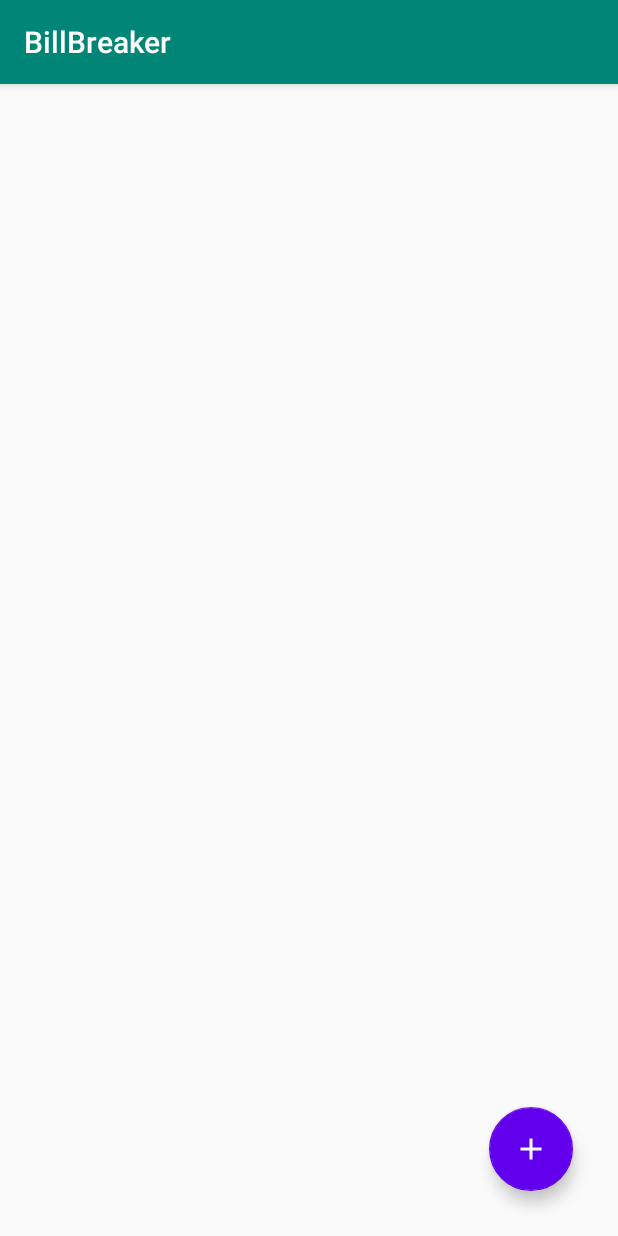
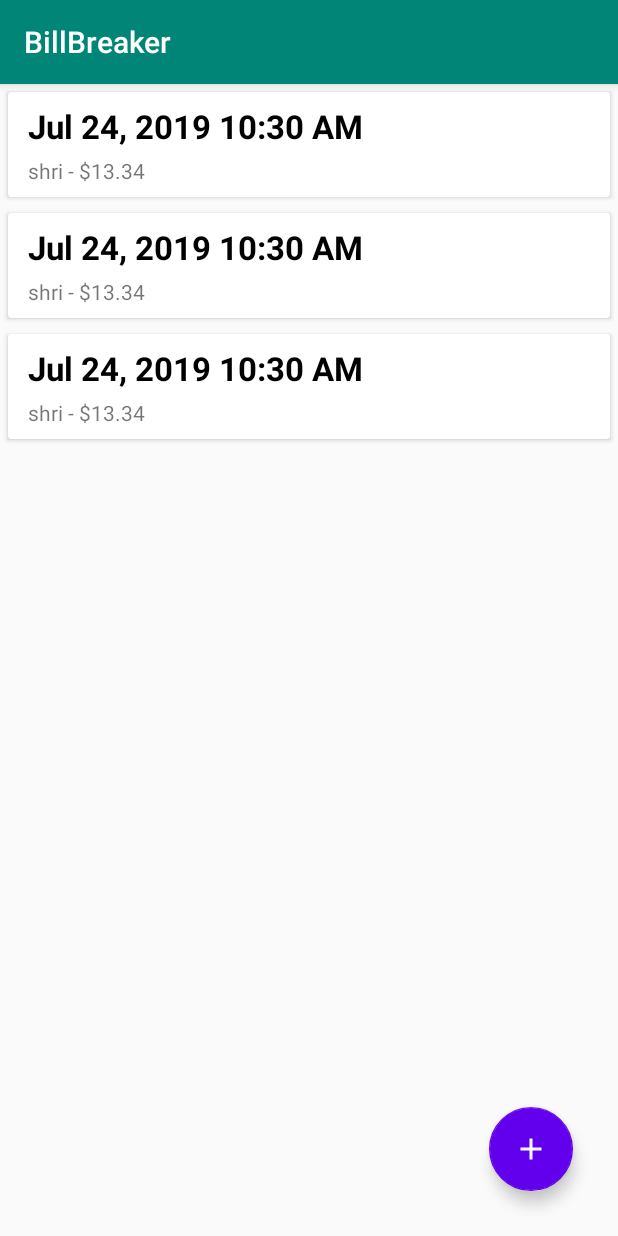
Before and after one commit to AmritHariharan/BillBreaker, an Android app: the screen it shows after launch (MainActivity), on a phone screen of 412 x 824 dp. Run offline under Robolectric (Android 15) with nearby library versions, the phone set to English and light mode, and no system bars; libraries missing offline, so code that uses them is left out: com.theartofdev.edmodo.

Commit message:
able to trigger event on item click

```diff
--- a/app/src/main/AndroidManifest.xml
+++ b/app/src/main/AndroidManifest.xml
@@ -13,10 +13,9 @@
         android:roundIcon="@mipmap/ic_launcher_round"
         android:supportsRtl="true"
         android:theme="@style/AppTheme">
-
-        <activity android:name="com.theartofdev.edmodo.cropper.CropImageActivity"
-            android:theme="@style/Base.Theme.AppCompat"/>
-
+        <activity
+            android:name="com.theartofdev.edmodo.cropper.CropImageActivity"
+            android:theme="@style/Base.Theme.AppCompat" />
         <activity android:name=".MainActivity">
             <intent-filter>
                 <action android:name="android.intent.action.MAIN" />
@@ -26,13 +25,13 @@
         </activity>
 
         <provider
+            android:name="androidx.core.content.FileProvider"
             android:authorities="com.billbreaker.MainActivity"
-            android:name="androidx.core.content.FileProvider"
             android:exported="false"
             android:grantUriPermissions="true">
-        <meta-data
-            android:name="android.support.FILE_PROVIDER_PATHS"
-            android:resource="@xml/file_paths"/>
+            <meta-data
+                android:name="android.support.FILE_PROVIDER_PATHS"
+                android:resource="@xml/file_paths" />
         </provider>
     </application>
 
--- a/app/src/main/java/com/billbreaker/MainActivity.java
+++ b/app/src/main/java/com/billbreaker/MainActivity.java
@@ -1,7 +1,10 @@
 package com.billbreaker;
 
+import androidx.annotation.NonNull;
 import androidx.appcompat.app.AppCompatActivity;
 import androidx.core.content.FileProvider;
+import androidx.recyclerview.widget.LinearLayoutManager;
+import androidx.recyclerview.widget.RecyclerView;
 
 import android.Manifest;
 import android.content.Intent;
@@ -10,8 +13,10 @@ import android.net.Uri;
 import android.os.Build;
 import android.os.Bundle;
 import android.os.Environment;
+import android.os.Parcelable;
 import android.provider.MediaStore;
 import android.util.Log;
+import android.view.MotionEvent;
 import android.view.View;
 
 import com.google.android.material.floatingactionbutton.FloatingActionButton;
@@ -21,17 +26,21 @@ import com.theartofdev.edmodo.cropper.CropImageView;
 import java.io.File;
 import java.io.IOException;
 import java.text.SimpleDateFormat;
+import java.util.Arrays;
+import java.util.Calendar;
 import java.util.Date;
 import java.util.List;
+import java.util.TimeZone;
 
 import static android.os.Environment.getExternalStoragePublicDirectory;
 
-public class MainActivity extends AppCompatActivity {
+public class MainActivity extends AppCompatActivity implements ReceiptsAdapter.OnReceiptClickedListener {
 
     String filePath;
     Uri originalPhotoUri;
     ReceiptDatabase receiptDatabase;
     List<Receipt> receipts;
+    private RecyclerView recyclerView;
 
     @Override
     protected void onCreate(Bundle savedInstanceState) {
@@ -45,11 +54,15 @@ public class MainActivity extends AppCompatActivity {
                     Manifest.permission.READ_EXTERNAL_STORAGE}, 2);
         }
 
-        FloatingActionButton newPhoto = findViewById(R.id.new_photo);
-
         receiptDatabase = new ReceiptDatabase(MainActivity.this);
 
+        recyclerView = findViewById(R.id.recyclerView);
+        recyclerView.setHasFixedSize(true);
+        recyclerView.setLayoutManager(new LinearLayoutManager(this));
+
         populateReceipts();
+
+        FloatingActionButton newPhoto = findViewById(R.id.new_photo);
 
         newPhoto.setOnClickListener(new View.OnClickListener() {
             @Override
@@ -57,10 +70,36 @@ public class MainActivity extends AppCompatActivity {
                 dispatchTakePhoto();
             }
         });
+
+        recyclerView.addOnItemTouchListener(new RecyclerView.SimpleOnItemTouchListener() {
+            @Override
+            public void onTouchEvent(@NonNull RecyclerView rv, @NonNull MotionEvent e) {
+                System.out.println("here i am!!!");
+            }
+        });
+
+        recyclerView.setOnClickListener(new View.OnClickListener() {
+
+            @Override
+            public void onClick(View view) {
+                // TODO go to overview activity
+            }
+        });
     }
 
     private void populateReceipts() {
         // receipts = receiptDatabase.getAllReceipts(); TODO uncomment this when ada updates receipt database
+        PersonalReceiptItem shri = new PersonalReceiptItem("shri", 13.34);
+        PersonalReceiptItem ada = new PersonalReceiptItem("ada", 14.57);
+        PersonalReceiptItem amrit = new PersonalReceiptItem("amrit", 9.83);
+        PersonalReceiptItem anna = new PersonalReceiptItem("anna", 11.95);
+        List<PersonalReceiptItem> items = Arrays.asList(shri, ada, amrit, anna);
+        Receipt receipt = new Receipt(items, Calendar.getInstance(TimeZone.getTimeZone("UTC")).getTimeInMillis());
+
+        receipts = Arrays.asList(receipt, receipt, receipt);
+
+        RecyclerView.Adapter adapter = new ReceiptsAdapter(receipts, MainActivity.this);
+        recyclerView.setAdapter(adapter);
     }
 
     @Override
@@ -109,4 +148,13 @@ public class MainActivity extends AppCompatActivity {
         }
         return image;
     }
+
+    @Override
+    public void onReceiptClicked(int position) {
+        Receipt receipt = receipts.get(position);
+        // TODO start overview with receipt
+//        Intent intent = new Intent(this, ReceiptItems.class);
+//        intent.putExtra("RECEIPT", (Parcelable) receipt);
+//        startActivity(intent);
+    }
 }
--- /dev/null
+++ b/app/src/main/java/com/billbreaker/ReceiptsAdapter.java
@@ -0,0 +1,88 @@
+package com.billbreaker;
+
+import android.view.LayoutInflater;
+import android.view.View;
+import android.view.ViewGroup;
+import android.widget.TextView;
+
+import androidx.annotation.NonNull;
+import androidx.recyclerview.widget.RecyclerView;
+
+import java.text.DateFormat;
+import java.text.SimpleDateFormat;
+import java.util.Date;
+import java.util.List;
+import java.util.Locale;
+
+public class ReceiptsAdapter extends RecyclerView.Adapter<ReceiptsAdapter.ReceiptsViewHolder> {
+
+    private List<Receipt> receipts;
+    private OnReceiptClickedListener onReceiptClickedListener;
+
+    ReceiptsAdapter(List<Receipt> receipts, OnReceiptClickedListener onReceiptClickedListener) {
+        this.receipts = receipts;
+        this.onReceiptClickedListener = onReceiptClickedListener;
+    }
+
+    @NonNull
+    @Override
+    public ReceiptsViewHolder onCreateViewHolder(@NonNull ViewGroup parent, int viewType) {
+        LayoutInflater inflater = LayoutInflater.from(parent.getContext());
+        View view = inflater.inflate(R.layout.recycler_layout, null);
+        return new ReceiptsViewHolder(view, onReceiptClickedListener);
+    }
+
+    @Override
+    public void onBindViewHolder(@NonNull ReceiptsViewHolder holder, int position) {
+        Receipt receipt = receipts.get(position);
+
+        DateFormat timestampFormat = new SimpleDateFormat("MMM dd, yyyy hh:mm aa", Locale.US);
+        Date date = new Date(receipt.getTimestamp());
+
+        holder.timestamp.setText(timestampFormat.format(date));
+
+        String nameAndPrice;
+
+        if (receipt.getPersonalReceiptItems().size() == 0) {
+            nameAndPrice = "Receipt not split";
+        } else {
+            String name = receipt.getPersonalReceiptItems().get(0).getName();
+            double price = receipt.getPersonalReceiptItems().get(0).getPrice();
+
+            nameAndPrice = name + " - $" + price;
+        }
+
+        holder.nameAndPrice.setText(nameAndPrice);
+    }
+
+    @Override
+    public int getItemCount() {
+        return receipts.size();
+    }
+
+    static class ReceiptsViewHolder extends RecyclerView.ViewHolder implements View.OnClickListener {
+        // each data item is just a string in this case
+        TextView timestamp;
+        TextView nameAndPrice;
+        OnReceiptClickedListener onReceiptClickedListener;
+
+        ReceiptsViewHolder(View view, OnReceiptClickedListener onReceiptClickedListener) {
+            super(view);
+            timestamp = view.findViewById(R.id.receiptTimestamp);
+            nameAndPrice = view.findViewById(R.id.receiptNameAndPrice);
+
+            this.onReceiptClickedListener = onReceiptClickedListener;
+
+            view.setOnClickListener(this);
+        }
+
+        @Override
+        public void onClick(View view) {
+            onReceiptClickedListener.onReceiptClicked(getAdapterPosition());
+        }
+    }
+
+    public interface OnReceiptClickedListener {
+        void onReceiptClicked(int position);
+    }
+}
--- a/app/src/main/res/layout/activity_main.xml
+++ b/app/src/main/res/layout/activity_main.xml
@@ -15,7 +15,7 @@
             android:id="@+id/recyclerView"
             android:layout_width="match_parent"
             android:layout_height="match_parent"
-            android:scrollbars="vertical"></androidx.recyclerview.widget.RecyclerView>
+            android:scrollbars="vertical"/>
 
     </RelativeLayout>
 
--- /dev/null
+++ b/app/src/main/res/layout/recycler_layout.xml
@@ -0,0 +1,41 @@
+<?xml version="1.0" encoding="utf-8"?>
+<LinearLayout xmlns:android="http://schemas.android.com/apk/res/android"
+    android:layout_width="match_parent"
+    android:layout_height="wrap_content"
+    android:orientation="vertical">
+
+    <androidx.cardview.widget.CardView
+        android:layout_width="match_parent"
+        android:layout_height="wrap_content"
+        android:layout_margin="5dp">
+
+        <RelativeLayout
+            android:layout_width="match_parent"
+            android:layout_height="wrap_content"
+            android:padding="8dp">
+
+            <TextView
+                android:id="@+id/receiptTimestamp"
+                android:layout_width="match_parent"
+                android:layout_height="wrap_content"
+                android:layout_marginStart="5dp"
+                android:text="@string/june_23rd_2019_3_39pm"
+                android:textAppearance="@style/Base.TextAppearance.AppCompat.Large"
+                android:textColor="#000000"
+                android:textStyle="bold" />
+
+            <TextView
+                android:id="@+id/receiptNameAndPrice"
+                android:layout_width="wrap_content"
+                android:layout_height="wrap_content"
+                android:layout_below="@id/receiptTimestamp"
+                android:layout_marginStart="5dp"
+                android:layout_marginTop="5dp"
+                android:text="@string/shri_13_34"
+                android:textAppearance="@style/Base.TextAppearance.AppCompat.Small" />
+
+        </RelativeLayout>
+
+    </androidx.cardview.widget.CardView>
+
+</LinearLayout>
--- a/app/src/main/res/values/strings.xml
+++ b/app/src/main/res/values/strings.xml
@@ -1,4 +1,6 @@
 <resources>
     <string name="app_name">BillBreaker</string>
     <string name="title_activity_take_photo">TakePhoto</string>
+    <string name="june_23rd_2019_3_39pm">June 23rd, 2019 - 3:39pm</string>
+    <string name="shri_13_34">shri - $13.34</string>
 </resources>
```
